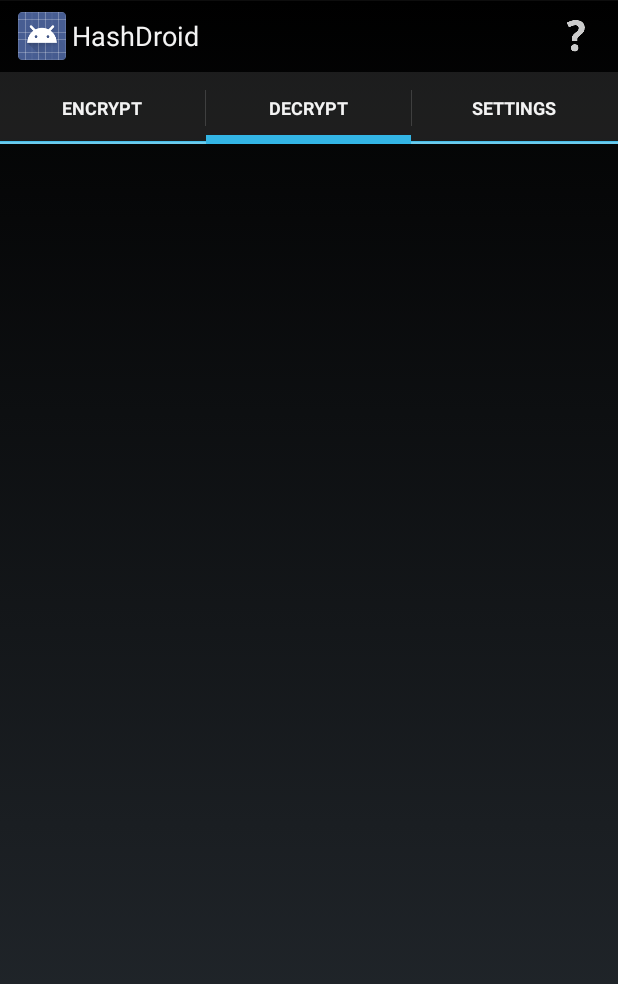
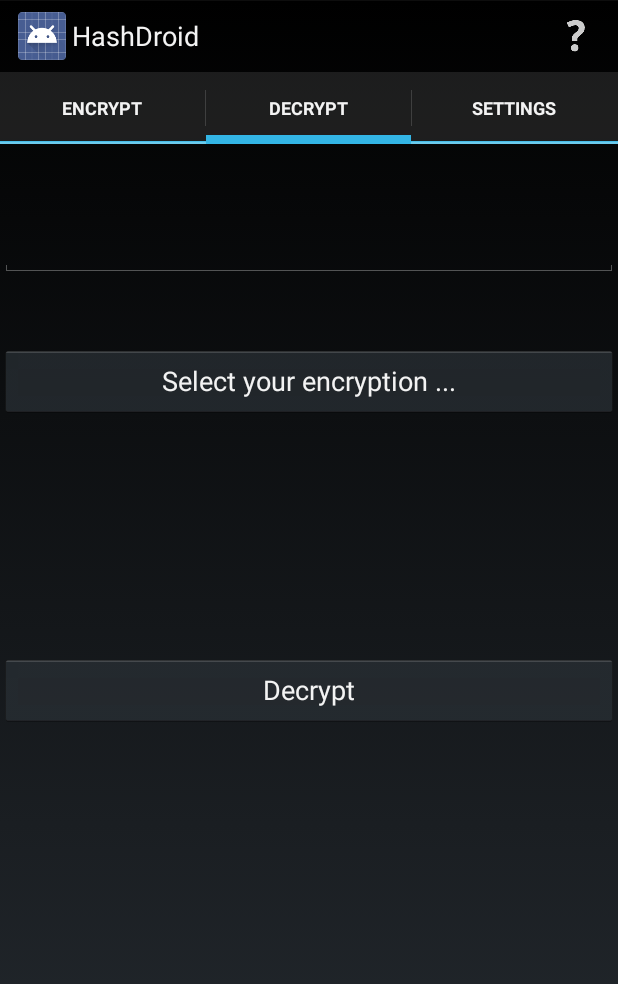
Before and after one commit to Nitorac/HashDroid, an Android app: the screen it shows after launch (MainActivity), tab 2 chosen, on a phone screen of 412 x 824 dp. Shown: the top 984 px of the screen. Run offline under Robolectric (Android 15) with nearby library versions, the phone set to English and light mode, and no system bars.

Commit message:
Added 3 ciphers (AES 256, DES, BlowFish) Fill decrypt tab @TODO: Finish decrypt tab design and fix layout bug

```diff
--- a/app/src/main/java/com/nitorac/hashdroid/DecryptFragment.java
+++ b/app/src/main/java/com/nitorac/hashdroid/DecryptFragment.java
@@ -16,5 +16,4 @@ public class DecryptFragment extends Fragment {
 
 		return rootView;
 	}
-
 }
--- a/app/src/main/java/com/nitorac/hashdroid/EncryptResultActivity.java
+++ b/app/src/main/java/com/nitorac/hashdroid/EncryptResultActivity.java
@@ -67,6 +67,7 @@ public class EncryptResultActivity extends FragmentActivity implements ActionBar
         super.onPause();
     }
 
+
     @Override
     public boolean onCreateOptionsMenu(Menu menu) {
         int currentApiVersion = Build.VERSION.SDK_INT;
--- a/app/src/main/res/layout/fragment_decrypt.xml
+++ b/app/src/main/res/layout/fragment_decrypt.xml
@@ -3,4 +3,42 @@
     android:layout_width="match_parent"
     android:layout_height="match_parent"
     android:orientation="vertical" >
+
+    <EditText
+        android:layout_width="wrap_content"
+        android:layout_height="wrap_content"
+        android:id="@+id/inputDecrypt"
+        android:layout_alignParentTop="true"
+        android:layout_marginTop="49dp"
+        android:layout_alignParentRight="true"
+        android:layout_alignParentEnd="true"
+        android:layout_alignParentLeft="true"
+        android:layout_alignParentStart="true"
+        android:inputType="text" />
+
+    <Button
+        android:layout_width="wrap_content"
+        android:layout_height="wrap_content"
+        android:text="@string/selEncryptionBtn"
+        android:id="@+id/encryptionSel"
+        android:layout_below="@+id/inputDecrypt"
+        android:layout_alignParentRight="true"
+        android:layout_alignParentEnd="true"
+        android:layout_alignParentLeft="true"
+        android:layout_alignParentStart="true"
+        android:layout_marginTop="45dp"
+        android:onClick="encryptionSpinnerView" />
+
+    <Button
+        android:layout_width="wrap_content"
+        android:layout_height="wrap_content"
+        android:text="@string/Tab2Decrypt"
+        android:id="@+id/decryptBtn"
+        android:layout_centerVertical="true"
+        android:layout_alignParentLeft="true"
+        android:layout_alignParentStart="true"
+        android:layout_alignParentRight="true"
+        android:layout_alignParentEnd="true"
+        android:onClick="decryptStringBtn" />
+
 </RelativeLayout>
--- a/app/src/main/res/values/strings.xml
+++ b/app/src/main/res/values/strings.xml
@@ -29,5 +29,7 @@
     <string name="clip">copied !</string>
     <string name="pwdOpt">Password (optionnal)</string>
     <string name="RTab3Cipher">Cipher</string>
+    <string name="selEncryptionBtn">Select your encryption ...</string>
+    <string name="encryptionTxtBtn">Encryption :</string>
 
 </resources>
```
Also changed, not shown: app/build.gradle (+8 -1 lines), app/src/main/java/com/nitorac/hashdroid/MainActivity.java (+55 -0 lines), app/src/main/java/com/nitorac/hashdroid/ResultCipherFragment.java (+22 -13 lines), app/src/main/java/com/nitorac/hashdroid/libs/CipherCrypts.java (added, +104 -0 lines), app/src/main/res/layout/item_result_encrypt_cipher.xml (added, +48 -0 lines), 5 other files.
